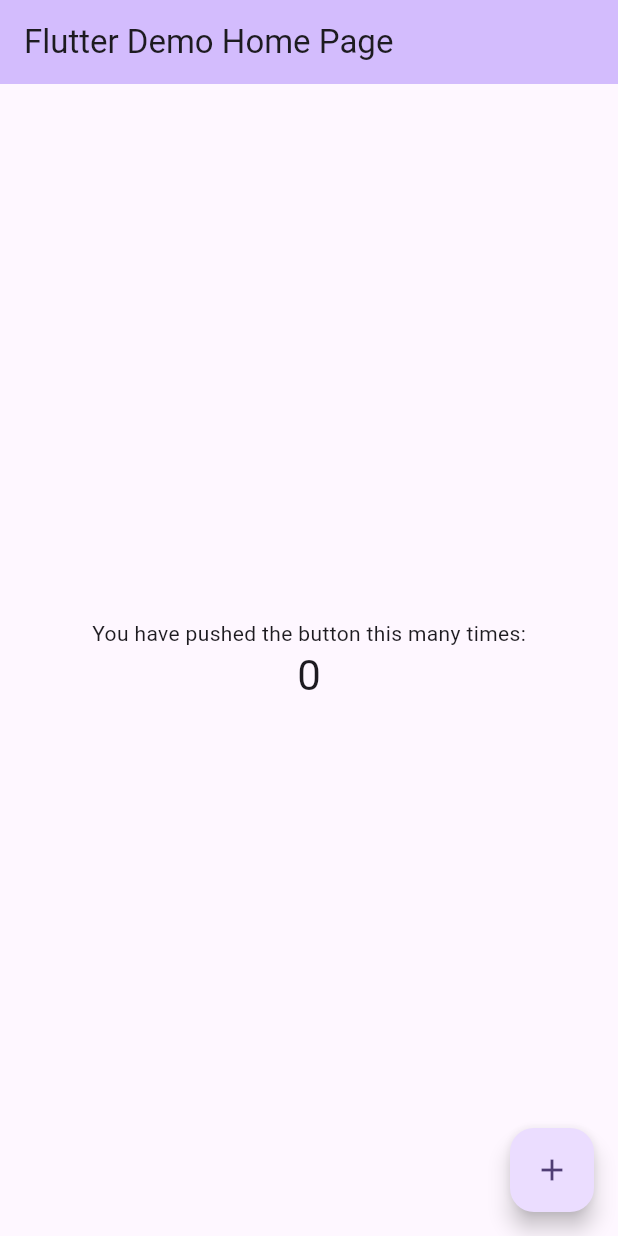
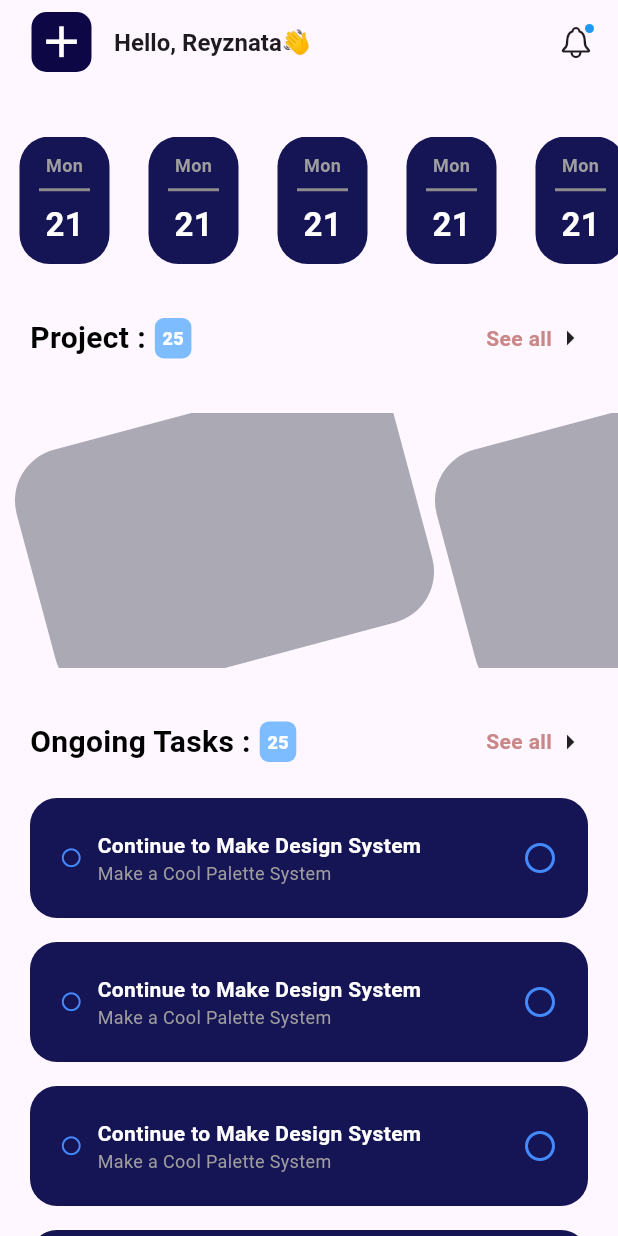
Before and after one commit to Travis-ugo/x_TODO, a Flutter app: the screen it shows after launch, on a phone screen of 412 x 824 dp. Run offline on Flutter 3.47's test engine with Material 3 defaults, Android fonts, the light colour scheme and no system bars.

Commit message:
creating Ui component for diffrent screens.

```diff
--- /dev/null
+++ b/lib/x_Todo/presentation/home_pres/home_screen.dart
@@ -0,0 +1,37 @@
+import 'package:flutter/material.dart';
+import 'package:x_todo/x_Todo/presentation/home_pres/widgets/app_bar.dart';
+import 'package:x_todo/x_Todo/presentation/home_pres/widgets/date_holder.dart';
+import 'package:x_todo/x_Todo/presentation/home_pres/widgets/project_card.dart';
+import 'package:x_todo/x_Todo/presentation/home_pres/widgets/task_tile.dart';
+import 'package:x_todo/x_Todo/presentation/widgets/see_all.dart';
+
+class HomeScreen extends StatelessWidget {
+  const HomeScreen({super.key});
+
+  @override
+  Widget build(BuildContext context) {
+    return const Scaffold(
+      body: CustomScrollView(
+        slivers: [
+          CustomAppBar(),
+          DateSlide(),
+          SliverToBoxAdapter(
+            child: Padding(
+              padding: EdgeInsets.symmetric(horizontal: 20),
+              child: SeeAllTaskWidget(title: 'Project'),
+            ),
+          ),
+          ProjectCardSlide(),
+          SliverToBoxAdapter(
+            child: Padding(
+              padding: EdgeInsets.symmetric(horizontal: 20),
+              child: SeeAllTaskWidget(title: 'Ongoing Tasks'),
+            ),
+          ),
+          SliverToBoxAdapter(child: SizedBox(height: 15)),
+          ListTaskTile(),
+        ],
+      ),
+    );
+  }
+}
--- /dev/null
+++ b/lib/x_Todo/presentation/home_pres/widgets/date_holder.dart
@@ -0,0 +1,66 @@
+import 'package:flutter/material.dart';
+
+class DateSlide extends StatelessWidget {
+  const DateSlide({super.key});
+
+  @override
+  Widget build(BuildContext context) {
+    return SliverToBoxAdapter(
+      child: Container(
+        height: 85,
+        margin: const EdgeInsets.symmetric(vertical: 35),
+        child: ListView.builder(
+          scrollDirection: Axis.horizontal,
+          itemCount: 5,
+          itemBuilder: (context, index) {
+            return const DateHolderWidget();
+          },
+        ),
+      ),
+    );
+  }
+}
+
+class DateHolderWidget extends StatelessWidget {
+  const DateHolderWidget({super.key});
+
+  @override
+  Widget build(BuildContext context) {
+    return Container(
+      height: 85,
+      width: 60,
+      padding: const EdgeInsets.symmetric(horizontal: 13, vertical: 5),
+      margin: const EdgeInsets.symmetric(horizontal: 13),
+      decoration: BoxDecoration(
+        borderRadius: BorderRadius.circular(20),
+        color: const Color(0xFF151454),
+      ),
+      child: const Column(
+        crossAxisAlignment: CrossAxisAlignment.center,
+        mainAxisAlignment: MainAxisAlignment.center,
+        children: [
+          Text(
+            "Mon",
+            style: TextStyle(
+              color: Colors.grey,
+              fontSize: 12,
+              fontWeight: FontWeight.w600,
+            ),
+          ),
+          Divider(
+            color: Color.fromARGB(255, 141, 141, 141),
+            thickness: 2,
+          ),
+          Text(
+            "21",
+            style: TextStyle(
+              color: Color(0xFFFFFFFF),
+              fontSize: 22,
+              fontWeight: FontWeight.w700,
+            ),
+          )
+        ],
+      ),
+    );
+  }
+}
--- /dev/null
+++ b/lib/x_Todo/presentation/home_pres/widgets/task_tile.dart
@@ -0,0 +1,68 @@
+import 'package:flutter/material.dart';
+import 'package:x_todo/main.dart';
+
+class  ListTaskTile extends StatelessWidget {
+  const  ListTaskTile({super.key});
+
+  @override
+  Widget build(BuildContext context) {
+    return SliverList.builder(
+      itemCount: 4,
+      itemBuilder: (context, index) {
+        return const TaskTile();
+      },
+    );
+  }
+}
+
+class TaskTile extends StatelessWidget {
+  const TaskTile({super.key});
+
+  @override
+  Widget build(BuildContext context) {
+    return Container(
+      height: 80,
+      width: double.infinity,
+      padding: const EdgeInsets.symmetric(horizontal: 20),
+      margin: const EdgeInsets.symmetric(vertical: 8, horizontal: 20),
+      decoration: BoxDecoration(
+        borderRadius: BorderRadius.circular(18),
+        color:  publicPromaryColor,
+      ),
+      child: const Row(
+        mainAxisAlignment: MainAxisAlignment.spaceBetween,
+        children: [
+          Icon(
+            Icons.circle_outlined,
+            color: Colors.blueAccent,
+            size: 15,
+          ),
+          SizedBox(width: 10),
+          Column(
+            crossAxisAlignment: CrossAxisAlignment.start,
+            mainAxisAlignment: MainAxisAlignment.center,
+            children: [
+              Text(
+                "Continue to Make Design System",
+                style: TextStyle(
+                  color: Color(0xFFFFFFFF),
+                  fontSize: 14,
+                  fontWeight: FontWeight.w600,
+                ),
+              ),
+              Text(
+                "Make a Cool Palette System",
+                style: TextStyle(
+                  color: Colors.grey,
+                  fontSize: 12,
+                ),
+              ),
+            ],
+          ),
+          Spacer(),
+          Icon(Icons.circle_outlined, color: Colors.blueAccent),
+        ],
+      ),
+    );
+  }
+}
--- /dev/null
+++ b/lib/x_Todo/presentation/widgets/see_all.dart
@@ -0,0 +1,54 @@
+import 'package:flutter/material.dart';
+
+class SeeAllTaskWidget extends StatelessWidget {
+  const SeeAllTaskWidget({
+    super.key,
+    required this.title,
+  });
+
+  final String title;
+
+  @override
+  Widget build(BuildContext context) {
+    return Row(
+      children: [
+        Text(
+          "$title :",
+          style: const TextStyle(
+            color: Color(0xFF000000),
+            fontSize: 20,
+            fontWeight: FontWeight.w700,
+          ),
+        ),
+        Container(
+          padding: const EdgeInsets.all(5),
+          margin: const EdgeInsets.symmetric(horizontal: 6),
+          decoration: BoxDecoration(
+            borderRadius: BorderRadius.circular(6),
+            color: Color.fromARGB(255, 124, 188, 255),
+          ),
+          child: const Center(
+            child: Text(
+              "25",
+              style: TextStyle(
+                color: Color.fromARGB(255, 255, 255, 255),
+                fontSize: 12,
+                fontWeight: FontWeight.w800,
+              ),
+            ),
+          ),
+        ),
+        const Spacer(),
+        const Text(
+          "See all",
+          style: TextStyle(
+            color: Color.fromARGB(255, 202, 135, 135),
+            fontSize: 14,
+            fontWeight: FontWeight.w600,
+          ),
+        ),
+        const Icon(Icons.arrow_right)
+      ],
+    );
+  }
+}
```
Also changed, not shown: lib/main.dart (+100 -25 lines), lib/x_Todo/presentation/home_pres/widgets/app_bar.dart (added, +42 -0 lines), lib/x_Todo/presentation/home_pres/widgets/project_card.dart (added, +118 -0 lines), lib/x_Todo/presentation/splash_pres/splash_screen.dart (added, +22 -0 lines), lib/x_Todo/presentation/splash_pres/widgets/background.dart (added, +12 -0 lines), lib/x_Todo/presentation/splash_pres/widgets/carosel.dart (added, +74 -0 lines).
